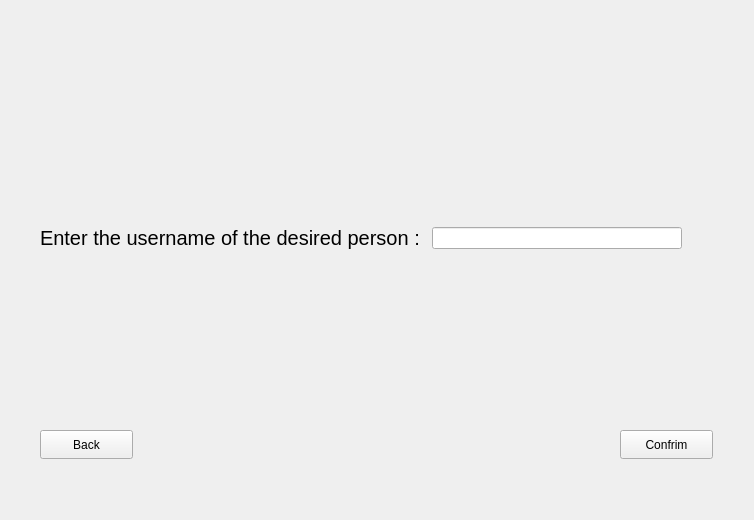
Qt form untitled/sendmessageuser.ui (MohamadKhavaran/M2-Massenger) before a commit.
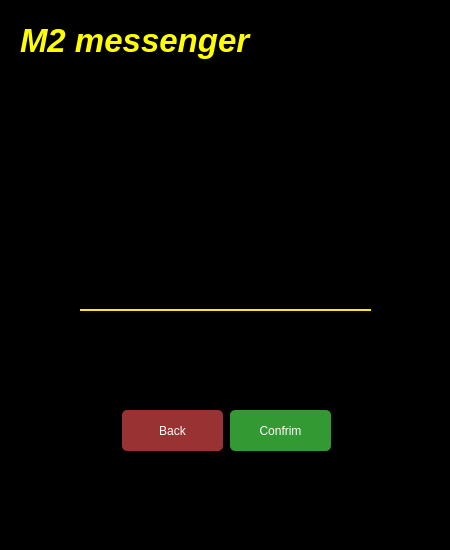
The same form after that commit.

The edit to the form file:
```diff
--- a/untitled/sendmessageuser.ui
+++ b/untitled/sendmessageuser.ui
@@ -6,22 +6,48 @@
    <rect>
     <x>0</x>
     <y>0</y>
-    <width>754</width>
-    <height>520</height>
+    <width>450</width>
+    <height>550</height>
    </rect>
   </property>
   <property name="windowTitle">
    <string>Form</string>
   </property>
+  <property name="styleSheet">
+   <string notr="true">background-color: rgb(0, 0, 0);
+</string>
+  </property>
   <widget class="QPushButton" name="pushButton">
    <property name="geometry">
     <rect>
-     <x>40</x>
-     <y>430</y>
-     <width>93</width>
-     <height>29</height>
+     <x>122</x>
+     <y>410</y>
+     <width>101</width>
+     <height>41</height>
     </rect>
    </property>
+   <property name="styleSheet">
+    <string notr="true">QPushButton#pushButton {
+color: white;
+border-radius: 5px;
+Background: #933;
+color: #fefefe;
+}
+
+QPushButton#pushButton:hover {
+	background-color: rgb(42, 46, 52);
+border-style: solid;
+ border-width: 1px;
+	color: rgb(241, 182, 88);
+}
+
+QPushButton#pushButton:pressed {
+border-style: solid;
+border-width: 1px;
+	background-color: rgb(25, 69, 105);
+	color: rgb(85, 255, 255);
+}</string>
+   </property>
    <property name="text">
     <string>Back</string>
    </property>
@@ -29,12 +55,34 @@
   <widget class="QPushButton" name="pushButton_2">
    <property name="geometry">
     <rect>
-     <x>620</x>
-     <y>430</y>
-     <width>93</width>
-     <height>29</height>
+     <x>230</x>
+     <y>410</y>
+     <width>101</width>
+     <height>41</height>
     </rect>
    </property>
+   <property name="styleSheet">
+    <string notr="true">QPushButton#pushButton_2 {
+color: white;
+border-radius: 5px;
+Background: #393;
+color: #fefefe;
+}
+
+QPushButton#pushButton_2:hover {
+	background-color: rgb(42, 46, 52);
+border-style: solid;
+ border-width: 1px;
+	color: rgb(241, 182, 88);
+}
+
+QPushButton#pushButton_2:pressed {
+border-style: solid;
+border-width: 1px;
+	background-color: rgb(25, 69, 105);
+	color: rgb(85, 255, 255);
+}</string>
+   </property>
    <property name="text">
     <string>Confrim</string>
    </property>
@@ -42,32 +90,77 @@
     <string>Return</string>
    </property>
   </widget>
-  <widget class="QWidget" name="layoutWidget">
+  <widget class="QLabel" name="label">
    <property name="geometry">
     <rect>
-     <x>40</x>
-     <y>220</y>
-     <width>642</width>
-     <height>36</height>
+     <x>20</x>
+     <y>160</y>
+     <width>421</width>
+     <height>34</height>
     </rect>
    </property>
-   <layout class="QHBoxLayout" name="horizontalLayout">
-    <item>
-     <widget class="QLabel" name="label">
-      <property name="font">
-       <font>
-        <pointsize>15</pointsize>
-       </font>
-      </property>
-      <property name="text">
-       <string>Enter the username of the desired person : </string>
-      </property>
-     </widget>
-    </item>
-    <item>
-     <widget class="QLineEdit" name="lineEdit"/>
-    </item>
-   </layout>
+   <property name="font">
+    <font>
+     <pointsize>13</pointsize>
+    </font>
+   </property>
+   <property name="text">
+    <string>Enter the username of the desired person : </string>
+   </property>
+  </widget>
+  <widget class="QLineEdit" name="lineEdit">
+   <property name="geometry">
+    <rect>
+     <x>80</x>
+     <y>260</y>
+     <width>291</width>
+     <height>51</height>
+    </rect>
+   </property>
+   <property name="styleSheet">
+    <string notr="true">
+QLineEdit#lineEdit {
+
+background-color:rgba(0, 0, 0, 0);
+border:none;
+border-bottom:2px solid rgba(254, 231, 21, 1);
+color:rgba(255, 255, 255, 255);
+padding-bottom:7px;
+
+}
+
+QLineEdit#lineEdit:hover {
+
+	background-color: rgb(42, 46, 52);
+	border-style: solid;
+	border-color: rgb(245, 179, 1);
+	color: rgb(241, 182, 88);
+
+}</string>
+   </property>
+  </widget>
+  <widget class="QLabel" name="label_2">
+   <property name="geometry">
+    <rect>
+     <x>20</x>
+     <y>10</y>
+     <width>291</width>
+     <height>61</height>
+    </rect>
+   </property>
+   <property name="font">
+    <font>
+     <pointsize>25</pointsize>
+     <italic>true</italic>
+     <bold>true</bold>
+    </font>
+   </property>
+   <property name="styleSheet">
+    <string notr="true">color:rgb(255,255,0)	;</string>
+   </property>
+   <property name="text">
+    <string>M2 messenger</string>
+   </property>
   </widget>
  </widget>
  <resources/>
```
